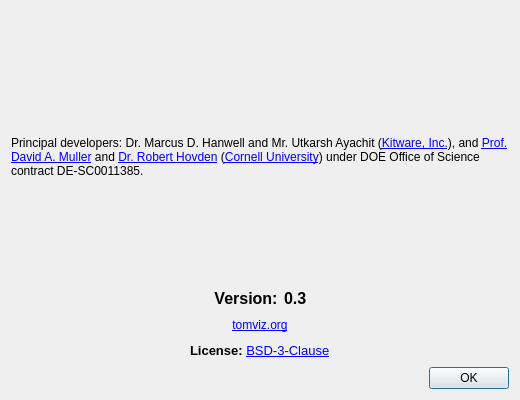
Old version of the form AboutDialog.ui in the repository OpenChemistry/tomviz.
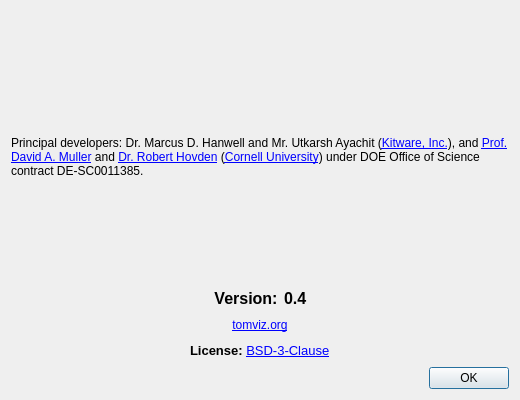
New version of the form. Icons and pictures are not drawn.

Commit message: Bumped version number to 0.4

The edit to the form file:
```diff
--- a/AboutDialog.ui
+++ b/AboutDialog.ui
@@ -102,7 +102,7 @@
        <item>
         <widget class="QLabel" name="version">
          <property name="text">
-          <string>&lt;html&gt;&lt;head/&gt;&lt;body&gt;&lt;p&gt;&lt;span style=&quot; font-size:12pt; font-weight:600;&quot;&gt;0.3&lt;/span&gt;&lt;/p&gt;&lt;/body&gt;&lt;/html&gt;</string>
+          <string>&lt;html&gt;&lt;head/&gt;&lt;body&gt;&lt;p&gt;&lt;span style=&quot; font-size:12pt; font-weight:600;&quot;&gt;0.4&lt;/span&gt;&lt;/p&gt;&lt;/body&gt;&lt;/html&gt;</string>
          </property>
          <property name="textInteractionFlags">
           <set>Qt::LinksAccessibleByMouse|Qt::TextSelectableByMouse</set>
```
The commit also changes 1 other file.
